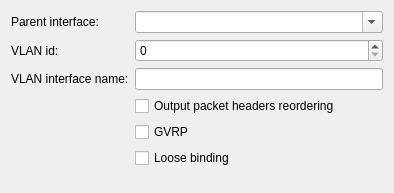
Before: the Qt Designer form lib/editor/ui/vlan.ui in KDE/plasma-nm, drawn with Qt 5.
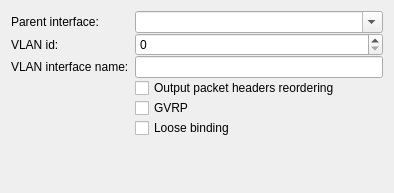
After: the same form once the commit is applied. Custom widgets are drawn as their Qt base class.

Commit message:
Add verticalSpacing property to QFormLayouts
This makes them not crash on instantiation, otherwise hitting an ASSERT
deep in Qt. (Which should be fixed, nevertheless.)

```diff
--- a/lib/editor/ui/vlan.ui
+++ b/lib/editor/ui/vlan.ui
@@ -15,6 +15,9 @@
    <property name="fieldGrowthPolicy">
     <enum>QFormLayout::ExpandingFieldsGrow</enum>
    </property>
+    <property name="verticalSpacing">
+    <number>0</number>
+    </property>
    <item row="1" column="0">
     <widget class="QLabel" name="label">
      <property name="text">
```
The commit also changes 12 other files.
